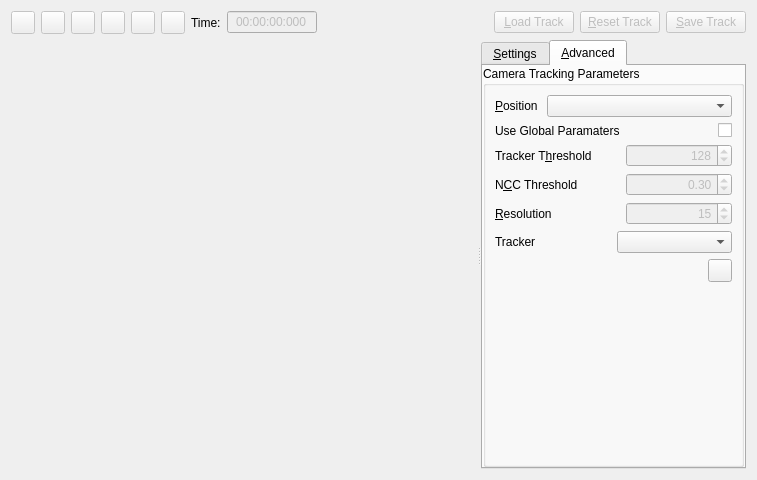
Above: app/src/tools/core/tabs/TrackRobotWidget.ui from jlfranco/gts before the change. Below: the same form after it.
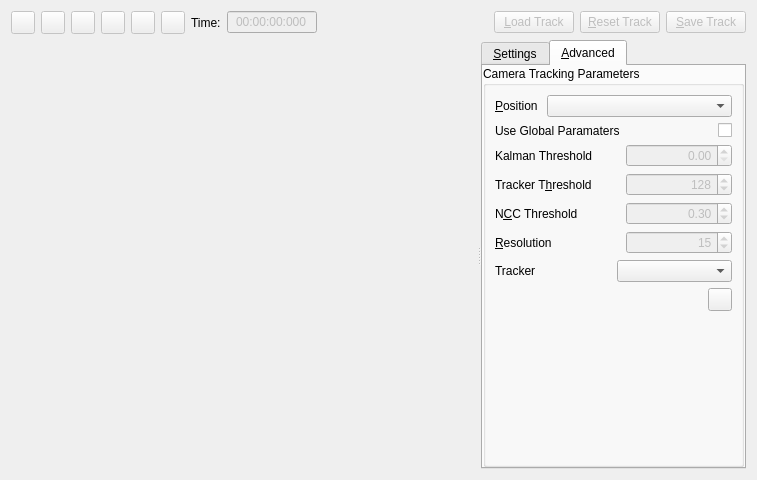
That is the form after the change. The open tabs and pages were chosen to show the change. Icons and pictures are not drawn. Custom widgets are drawn as their Qt base class.

Commit message: [add] kalman err th on UI. set to 0.0 disables it

What changed in the file:
```diff
--- a/app/src/tools/core/tabs/TrackRobotWidget.ui
+++ b/app/src/tools/core/tabs/TrackRobotWidget.ui
@@ -690,7 +690,7 @@
                   </property>
                  </widget>
                 </item>
-                <item row="1" column="0">
+                <item row="2" column="0">
                  <widget class="QLabel" name="m_camTrackerThresholdLabel">
                   <property name="minimumSize">
                    <size>
@@ -706,7 +706,7 @@
                   </property>
                  </widget>
                 </item>
-                <item row="1" column="1">
+                <item row="2" column="1">
                  <widget class="QSpinBox" name="m_camTrackerThresholdSpinBox">
                   <property name="enabled">
                    <bool>false</bool>
@@ -732,7 +732,7 @@
                   </property>
                  </widget>
                 </item>
-                <item row="2" column="0">
+                <item row="3" column="0">
                  <widget class="QLabel" name="m_camNccThresholdLabel">
                   <property name="text">
                    <string>N&amp;CC Threshold</string>
@@ -742,7 +742,7 @@
                   </property>
                  </widget>
                 </item>
-                <item row="2" column="1">
+                <item row="3" column="1">
                  <widget class="QDoubleSpinBox" name="m_camNccThresholdSpinBox">
                   <property name="enabled">
                    <bool>false</bool>
@@ -770,7 +770,7 @@
                   </property>
                  </widget>
                 </item>
-                <item row="3" column="0">
+                <item row="4" column="0">
                  <widget class="QLabel" name="m_camResolutionLabel">
                   <property name="toolTip">
                    <string>&lt;!DOCTYPE HTML PUBLIC &quot;-//W3C//DTD HTML 4.0//EN&quot; &quot;http://www.w3.org/TR/REC-html40/strict.dtd&quot;&gt;
@@ -789,7 +789,7 @@
                   </property>
                  </widget>
                 </item>
-                <item row="3" column="1">
+                <item row="4" column="1">
                  <widget class="QSpinBox" name="m_camResolutionSpinBox">
                   <property name="enabled">
                    <bool>false</bool>
@@ -805,6 +805,26 @@
                   </property>
                  </widget>
                 </item>
+                <item row="1" column="0">
+                 <widget class="QLabel" name="m_kalmanThLabel">
+                  <property name="text">
+                   <string>Kalman Threshold</string>
+                  </property>
+                 </widget>
+                </item>
+                <item row="1" column="1">
+                 <widget class="QDoubleSpinBox" name="m_camKalmanThSpinBox">
+                  <property name="enabled">
+                   <bool>false</bool>
+                  </property>
+                  <property name="layoutDirection">
+                   <enum>Qt::LeftToRight</enum>
+                  </property>
+                  <property name="alignment">
+                   <set>Qt::AlignRight|Qt::AlignTrailing|Qt::AlignVCenter</set>
+                  </property>
+                 </widget>
+                </item>
                </layout>
               </item>
               <item>
```
Left out of the diff: 25 changed lines with no effect on the pictures. The commit also changes 7 other files.
